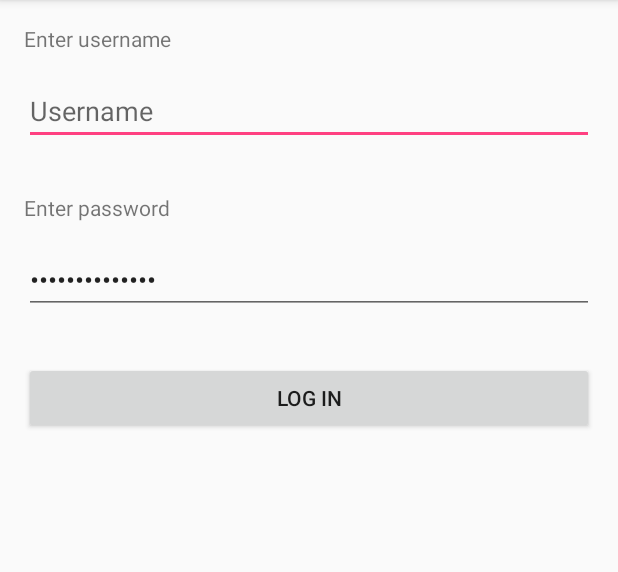
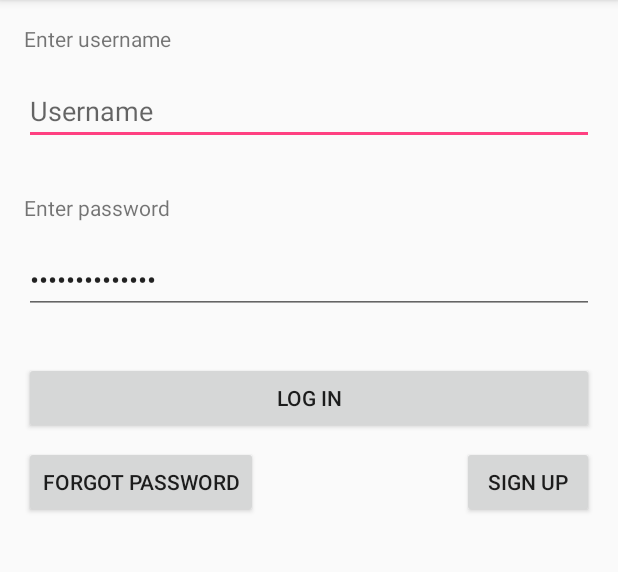
Before and after one commit to CIS4952/CIS4951, an Android app: the screen it shows after launch (MainActivity), on a phone screen of 412 x 824 dp, the part 84-656 px from its top. Run offline under Robolectric (Android 15) with nearby library versions, the phone set to English and light mode, and no system bars.

Commit message:
Added forgot password and signup button

```diff
--- a/app/src/main/res/layout/activity_main.xml
+++ b/app/src/main/res/layout/activity_main.xml
@@ -19,6 +19,7 @@
         android:ems="10"
         android:hint="@string/username_hint"
         android:inputType="textPersonName"
+        android:singleLine="false"
         android:text="@string/username_input"
         app:layout_constraintEnd_toEndOf="parent"
         app:layout_constraintHorizontal_bias="0.0"
@@ -87,4 +88,26 @@
         app:layout_constraintStart_toStartOf="parent"
         app:layout_constraintTop_toBottomOf="@+id/editText2" />
 
+    <Button
+        android:id="@+id/button2"
+        android:layout_width="wrap_content"
+        android:layout_height="wrap_content"
+        android:layout_marginLeft="16dp"
+        android:layout_marginStart="16dp"
+        android:layout_marginTop="8dp"
+        android:text="@string/forgotPass"
+        app:layout_constraintStart_toStartOf="parent"
+        app:layout_constraintTop_toBottomOf="@+id/button" />
+
+    <Button
+        android:id="@+id/button3"
+        android:layout_width="wrap_content"
+        android:layout_height="wrap_content"
+        android:layout_marginEnd="16dp"
+        android:layout_marginRight="16dp"
+        android:layout_marginTop="8dp"
+        android:text="@string/signUp"
+        app:layout_constraintEnd_toEndOf="parent"
+        app:layout_constraintTop_toBottomOf="@+id/button" />
+
 </android.support.constraint.ConstraintLayout>
--- a/app/src/main/res/values/strings.xml
+++ b/app/src/main/res/values/strings.xml
@@ -7,5 +7,7 @@
     <string name="login_button">Log in</string>
     <string name="username_hint">Username</string>
     <string name="password_hint">Password</string>
+    <string name="forgotPass">Forgot Password</string>
+    <string name="signUp">Sign Up</string>
 
 </resources>
```
